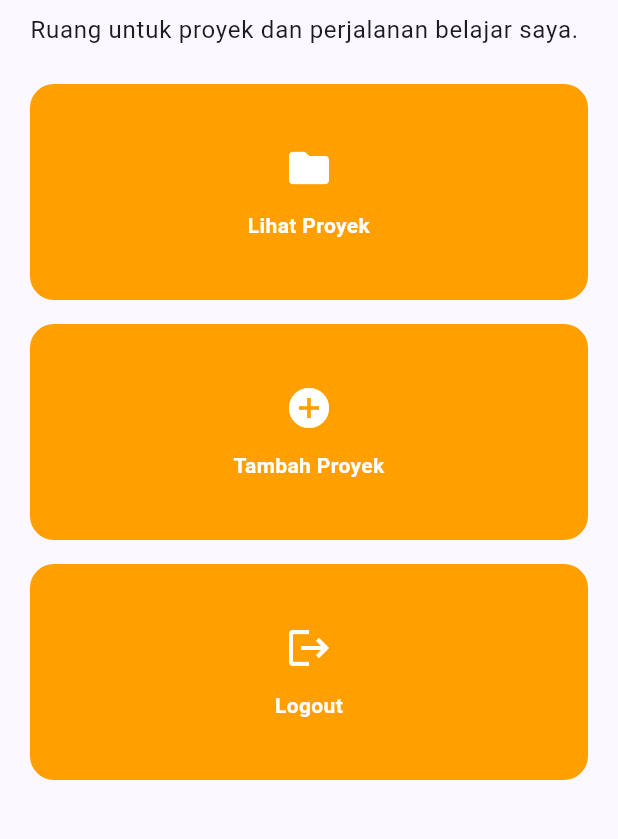
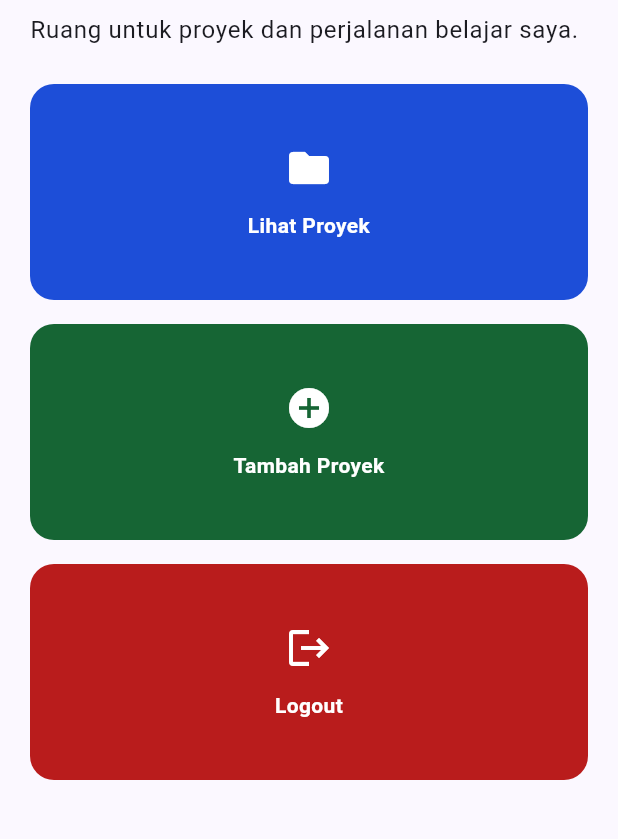
Before and after one commit to McKenzy65/myportofolio_mobile-, a Flutter app: the screen it shows after launch, scrolled down 224 dp, on a phone screen of 412 x 824 dp, the part 390-1229 px from its top. Run offline on Flutter 3.47's test engine with Material 3 defaults, Android fonts, the phone set to English and light mode, and no system bars.

Commit message:
feat: beri warna unik dan SnackBar pada setiap aksi portofolio

```diff
--- a/lib/menu.dart
+++ b/lib/menu.dart
@@ -9,9 +9,9 @@ class MyHomePage extends StatelessWidget {
   const MyHomePage({super.key});
 
   static const items = [
-    ItemHomepage('Lihat Proyek', Icons.folder),
-    ItemHomepage('Tambah Proyek', Icons.add_circle),
-    ItemHomepage('Logout', Icons.logout),
+    ItemHomepage('Lihat Proyek', Icons.folder, Color(0xFF1D4ED8)),
+    ItemHomepage('Tambah Proyek', Icons.add_circle, Color(0xFF166534)),
+    ItemHomepage('Logout', Icons.logout, Color(0xFFB91C1C)),
   ];
 
   @override
--- a/lib/models/item_homepage.dart
+++ b/lib/models/item_homepage.dart
@@ -2,8 +2,10 @@ import 'package:flutter/material.dart';
 
 /// Data aksi dipisahkan dari tampilannya agar daftar menu mudah diperluas.
 class ItemHomepage {
-  const ItemHomepage(this.name, this.icon);
+  const ItemHomepage(this.name, this.icon, this.color);
 
   final String name;
   final IconData icon;
+  // Warna ditentukan oleh data aksi, tanpa percabangan nama di ItemCard.
+  final Color color;
 }
--- a/lib/widgets/item_card.dart
+++ b/lib/widgets/item_card.dart
@@ -7,8 +7,10 @@ class ItemCard extends StatelessWidget {
   final ItemHomepage item;
 
   @override
-  Widget build(BuildContext context) => Material(
-    color: Theme.of(context).colorScheme.secondary,
+  Widget build(BuildContext context) => Semantics(
+    button: true,
+    child: Material(
+      color: item.color,
       borderRadius: BorderRadius.circular(16),
       clipBehavior: Clip.antiAlias,
       child: InkWell(
@@ -17,7 +19,9 @@ class ItemCard extends StatelessWidget {
           ScaffoldMessenger.of(context)
             ..removeCurrentSnackBar()
             ..showSnackBar(
-            SnackBar(content: Text('Kamu telah menekan tombol ${item.name}!')),
+              SnackBar(
+                content: Text('Kamu telah menekan tombol ${item.name}!'),
+              ),
             );
         },
         child: Padding(
@@ -39,5 +43,6 @@ class ItemCard extends StatelessWidget {
           ),
         ),
       ),
+    ),
   );
 }
```
Lines whose indentation alone changed are shown as unchanged.
